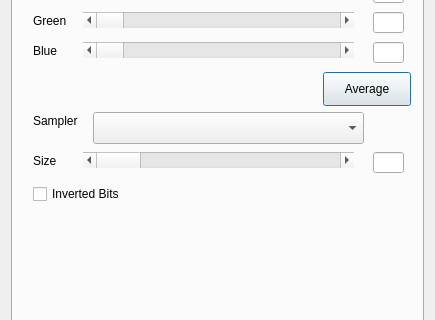
This is romthresholddialog.ui in travisgoodspeed/maskromtool as Qt 5 draws it before an edit; both pictures show x 0 to 435 and y 85 to 405 of the 435 by 651 pixel window. The edited form follows.
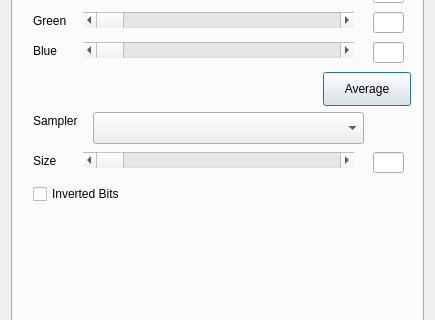
This is the edited form.

Commit message: Better slide bar for Wide sampler.

What changed in the file:
```diff
--- a/romthresholddialog.ui
+++ b/romthresholddialog.ui
@@ -195,7 +195,10 @@
         <number>2</number>
        </property>
        <property name="maximum">
-        <number>25</number>
+        <number>100</number>
+       </property>
+       <property name="singleStep">
+        <number>2</number>
        </property>
        <property name="pageStep">
         <number>5</number>
```
